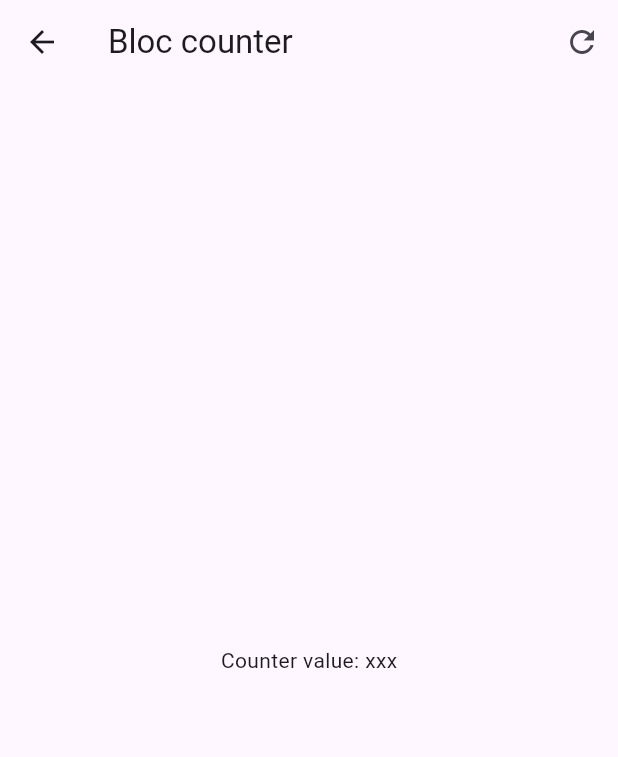
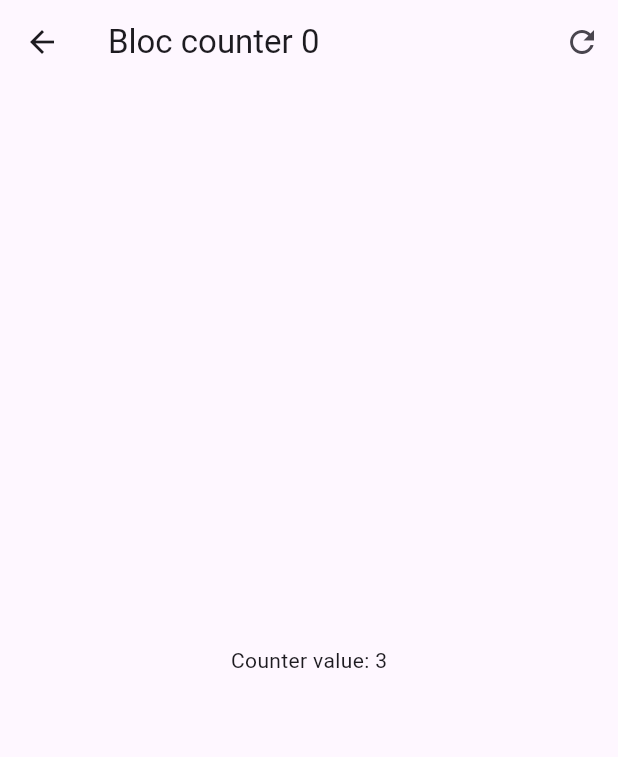
Before and after one commit to Frank712/flutter_forms_app, a Flutter app: the screen it shows after launch, after a tap on "Bloc", on a phone screen of 412 x 824 dp. Shown: the top 757 px of the screen. Run offline on Flutter 3.47's test engine with Material 2 defaults, Android fonts, the phone set to English and light mode, and no system bars; our stand-ins replace equatable, flutter_bloc, go_router.

Commit message:
use bloc

```diff
--- a/lib/presentation/blocs/counter_bloc/counter_bloc.dart
+++ b/lib/presentation/blocs/counter_bloc/counter_bloc.dart
@@ -7,6 +7,7 @@
 class CounterBloc extends Bloc<CounterEvent, CounterState> {
   CounterBloc() : super(const CounterState()) {
     on<CounterIncreased>(_onCounterIncreased);
+    on<CounterReset>(_onCounterReset);
   }
 
   void _onCounterIncreased(CounterIncreased event, Emitter<CounterState> emit) {
@@ -15,4 +16,10 @@
       transactionCounter: state.transactionCounter + 1,
     ));
   }
+
+  void _onCounterReset(CounterReset event, Emitter<CounterState> emit) {
+    emit(state.copyWith(
+      counter: 0,
+    ));
+  }
 }
--- a/lib/presentation/blocs/counter_bloc/counter_event.dart
+++ b/lib/presentation/blocs/counter_bloc/counter_event.dart
@@ -9,5 +9,6 @@
   final int value;
 
   const CounterIncreased(this.value);
+}
 
-}
+class CounterReset extends CounterEvent {}
--- a/lib/presentation/screens/bloc_counter_screen.dart
+++ b/lib/presentation/screens/bloc_counter_screen.dart
@@ -1,22 +1,46 @@
 import 'package:flutter/material.dart';
+import 'package:flutter_bloc/flutter_bloc.dart';
+import 'package:forms_app/presentation/blocs/counter_bloc/counter_bloc.dart';
 
 class BlocCounterScreen extends StatelessWidget {
   const BlocCounterScreen({super.key});
 
   @override
   Widget build(BuildContext context) {
+    return BlocProvider(
+      create: (_) => CounterBloc(),
+      child: const BlocCounterView(),
+    );
+  }
+}
+
+class BlocCounterView extends StatelessWidget {
+  const BlocCounterView({
+    super.key,
+  });
+
+  void increaseCounterBy(BuildContext context, [int value = 1]) {
+    context.read<CounterBloc>().add(CounterIncreased(value));
+  }
+
+  @override
+  Widget build(BuildContext context) {
     return Scaffold(
       appBar: AppBar(
-        title: const Text('Bloc counter'),
+        title: context.select((CounterBloc counterBloc) =>
+            Text('Bloc counter ${counterBloc.state.transactionCounter}')),
         actions: [
           IconButton(
-            onPressed: () => {},
+            onPressed: () => context.read<CounterBloc>().add(CounterReset()),
             icon: const Icon(Icons.refresh_outlined),
           ),
         ],
       ),
-      body: const Center(
-        child: Text('Counter value: xxx'),
+      body: Center(
+        child: context.select(
+          (CounterBloc counterBloc) =>
+              Text('Counter value: ${counterBloc.state.counter}'),
+        ),
       ),
       floatingActionButton: Column(
         mainAxisAlignment: MainAxisAlignment.end,
@@ -24,7 +48,7 @@
           FloatingActionButton(
             heroTag: "1",
             child: const Text('+3'),
-            onPressed: () => {},
+            onPressed: () => increaseCounterBy(context, 3),
           ),
           const SizedBox(
             height: 15,
@@ -32,7 +56,7 @@
           FloatingActionButton(
             heroTag: "2",
             child: const Text('+2'),
-            onPressed: () => {},
+            onPressed: () => increaseCounterBy(context, 2),
           ),
           const SizedBox(
             height: 15,
@@ -40,7 +64,7 @@
           FloatingActionButton(
             heroTag: "3",
             child: const Text('+1'),
-            onPressed: () => {},
+            onPressed: () => increaseCounterBy(context),
           ),
           const SizedBox(
             height: 15,
```
